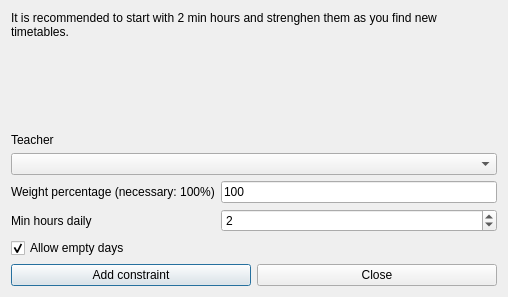
vonmecheln/fet, file fet/src/interface/addconstraintteacherminhoursdailyform_template.ui: the form before one commit.
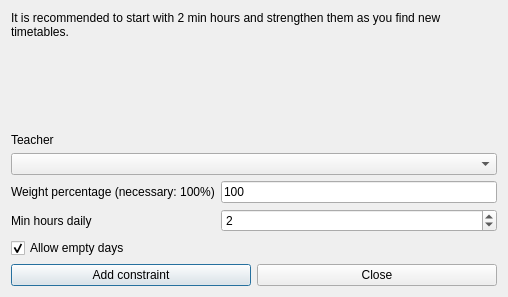
The form after the commit.

The edit to the form file:
```diff
--- a/fet/src/interface/addconstraintteacherminhoursdailyform_template.ui
+++ b/fet/src/interface/addconstraintteacherminhoursdailyform_template.ui
@@ -29,7 +29,7 @@
       <enum>QFrame::Plain</enum>
      </property>
      <property name="text">
-      <string>It is recommended to start with 2 min hours and strenghen them as you find new timetables.</string>
+      <string>It is recommended to start with 2 min hours and strengthen them as you find new timetables.</string>
      </property>
      <property name="wordWrap">
       <bool>true</bool>
```
